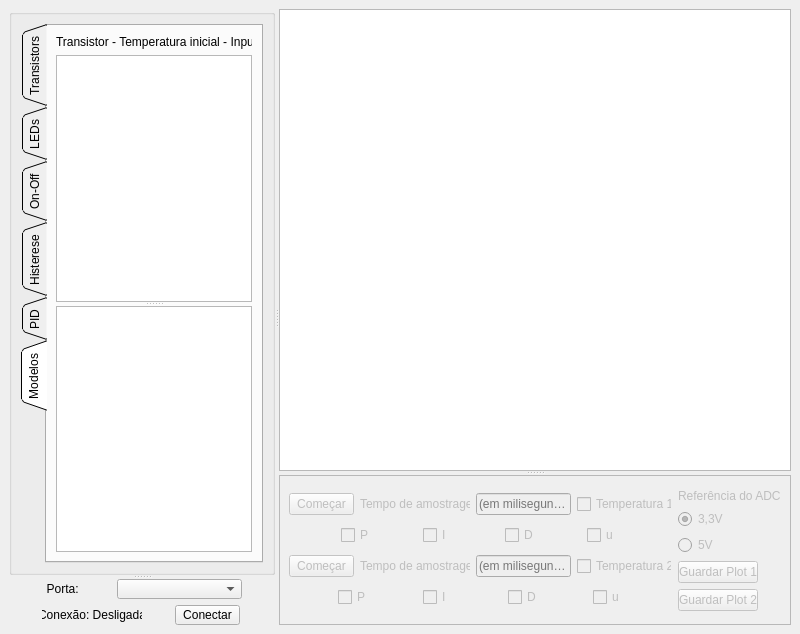
Above: SERT_GUI_CONDIG.ui from deep-in-the-pc/CONDIG before the change. Below: the same form after it.
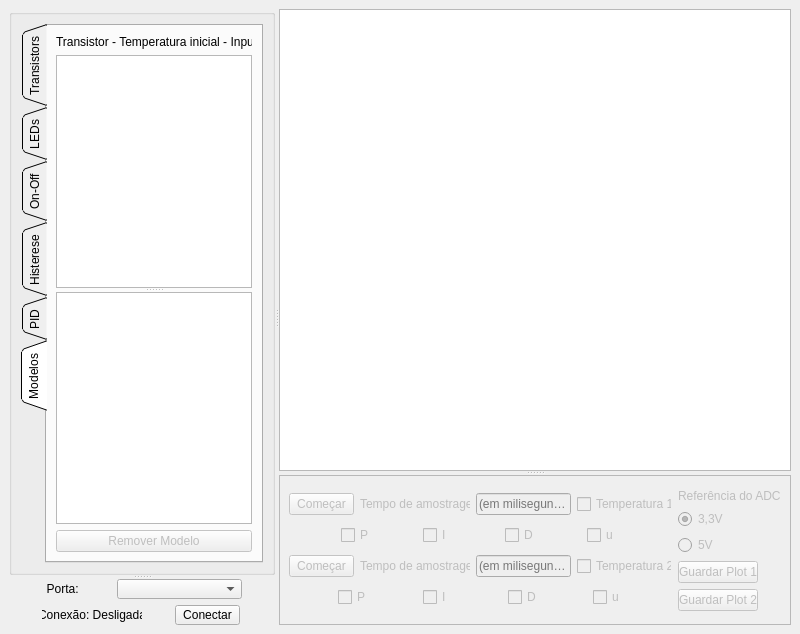
That is the form after the change. The open tabs and pages were chosen to show the change. Custom widgets are drawn as their Qt base class.

Commit message: Implemented option to delete models

Diff of the .ui file:
```diff
--- a/SERT_GUI_CONDIG.ui
+++ b/SERT_GUI_CONDIG.ui
@@ -1033,6 +1033,16 @@
                </property>
               </widget>
              </item>
+             <item row="2" column="0">
+              <widget class="QPushButton" name="removeModelButton">
+               <property name="enabled">
+                <bool>false</bool>
+               </property>
+               <property name="text">
+                <string>Remover Modelo</string>
+               </property>
+              </widget>
+             </item>
              <item row="1" column="0">
               <widget class="QSplitter" name="splitter_4">
                <property name="orientation">
```
Left out of the diff: 2 changed lines with no effect on the pictures. The commit also changes 2 other files.
